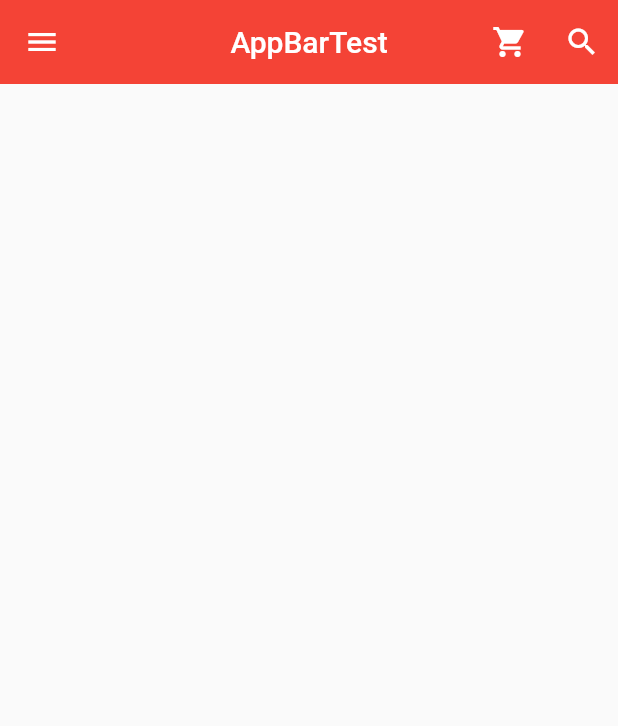
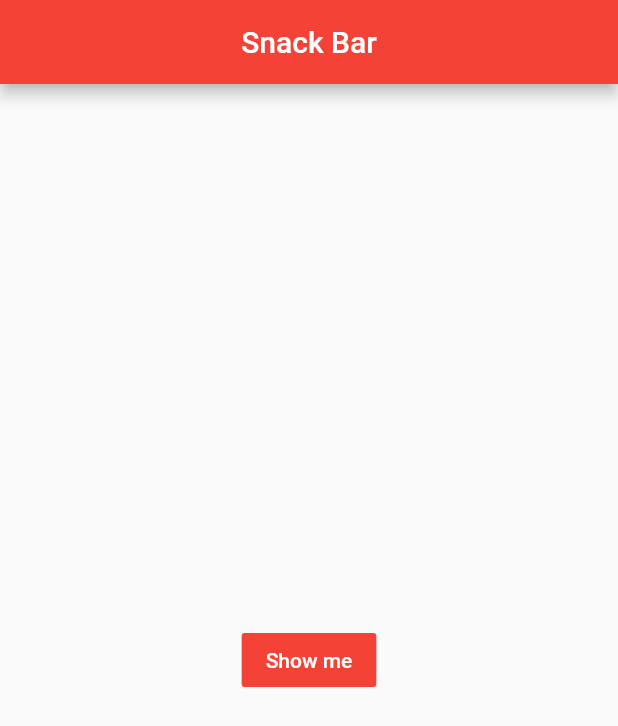
Before and after one commit to JC-Choo/SampleFlutter, a Flutter app: the screen it shows after launch, on a phone screen of 412 x 824 dp. Shown: the top 726 px of the screen. Run offline on Flutter 3.47's test engine with Material 2 defaults, Android fonts, the phone set to English and light mode, and no system bars.

Commit message:
Add code up to 18
Signed-off-by: jicheolcho <jicheolchoo@gmail.com>

```diff
--- a/lib/main.dart
+++ b/lib/main.dart
@@ -2,9 +2,10 @@ import 'package:flutter/material.dart';
 
 import 'main10.dart';
 import 'main14.dart';
+import 'main18.dart';
 
 void main() {
-  runApp(MyApp14());
+  runApp(MyPage18());
 }
 
 class MyApp extends StatelessWidget {
--- a/lib/main14.dart
+++ b/lib/main14.dart
@@ -11,7 +11,11 @@ class MyApp14 extends StatelessWidget {
   }
 }
 
+// MyHome14 라는 커스텀 위젯을 만듦.
 class MyHome14 extends StatelessWidget {
+  // BuildContext 란?
+  // 1. build 함수는 Scaffold 라는 위젯을 return 하는데, 이 떄, 위젯 트리 상에서 어디에 위치하는 지에 대한 정보를 갖고 있는 context라는 것을 넣어 return 을 해준다는 의미.
+  // 2. stateless 위젯이나 state 빌드 메서드에 의해서 리턴된 위젯의 부모가 된다.
   @override
   Widget build(BuildContext context) {
     return Scaffold(
--- /dev/null
+++ b/lib/main18.dart
@@ -0,0 +1,42 @@
+import 'package:flutter/material.dart';
+
+class MyPage18 extends StatelessWidget {
+  @override
+  Widget build(BuildContext context) {
+    return MaterialApp(
+      title: "Snack Bar",
+      theme: ThemeData(primarySwatch: Colors.red),
+      home: MyHome18(),
+    );
+  }
+}
+
+class MyHome18 extends StatelessWidget {
+  @override
+  Widget build(BuildContext context) {
+    return Scaffold(
+        appBar: AppBar(
+          title: Text("Snack Bar"),
+          centerTitle: true,
+        ),
+        body: Builder(
+          builder: (BuildContext ctx) {
+            return Center(
+              child: FlatButton(
+                child: Text(
+                  "Show me",
+                  style: TextStyle(color: Colors.white),
+                ),
+                color: Colors.red,
+                onPressed: () {
+                  Scaffold.of(ctx).showSnackBar(SnackBar(
+                    content: Text("Hellow"),
+                  ));
+                },
+              ),
+            );
+          },
+        )
+    );
+  }
+}
```
